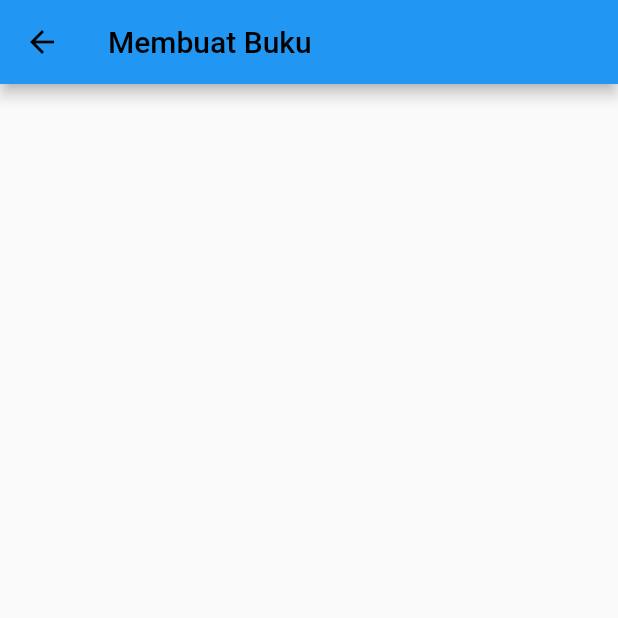
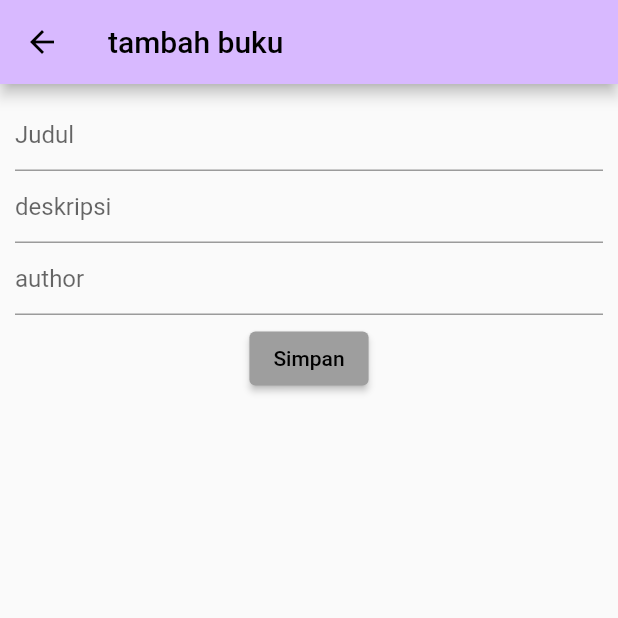
Before and after one commit to trisnabayuuu/libraryApps, a Flutter app: the ListBook screen opened directly, after a tap on the "add" icon, on a phone screen of 412 x 824 dp, the top half of it. Run offline on Flutter 3.47's test engine with Material 2 defaults, Android fonts, the phone set to English and light mode, and no system bars; our stand-ins replace google_nav_bar, line_icons; missing offline and left inert: dart:html.

Commit message:
create done

```diff
--- a/lib/create.dart
+++ b/lib/create.dart
@@ -1,4 +1,7 @@
+import 'dart:convert';
+
 import 'package:flutter/material.dart';
+import 'package:http/http.dart' as http;
 
 class createBook extends StatefulWidget {
   const createBook({Key? key}) : super(key: key);
@@ -10,19 +13,53 @@ class createBook extends StatefulWidget {
 class _createBookState extends State<createBook> {
   var judulController = TextEditingController();
   var deskripsiController = TextEditingController();
+  var authorController = TextEditingController();
 
   @override
   Widget build(BuildContext context) {
     return Scaffold(
-      appBar: AppBar(
-        title: const Text('Membuat Buku'),
-        backgroundColor: Colors.blue,
-        leading: const BackButton(
-          color: Colors.black,
-        ),
+        appBar: AppBar(title: Text("tambah buku"),
+            backgroundColor: Color(0xffd8b9ff),
+    ),
 
-
-      ),
+        body: Padding(
+          padding: const EdgeInsets.all(10.0),
+          child: Column(
+            children: [
+            TextField(
+              controller: judulController,
+              decoration: InputDecoration(hintText: "Judul"),
+          ),
+            TextField(
+              controller: deskripsiController,
+              decoration: InputDecoration(hintText: "deskripsi"),
+          ),
+              TextField(
+                controller: authorController,
+                decoration: InputDecoration(hintText: "author"),
+              ),
+            SizedBox(height: 5,),
+            ElevatedButton(
+              onPressed: () async {
+                Map<String, String> headers = {
+                  'Content-Type': 'application/json',
+                  'Accept': 'application/json'
+                };
+                var response = await http.post(
+                    Uri.parse('http://localhost:1337/api/libraries'),
+                    headers: headers,
+                    body: jsonEncode({
+                      "data": {
+                        "Judul": judulController.text,
+                        "Deskripsi": deskripsiController.text,
+                        "Author": authorController.text,
+                      }
+                    }));
+                },
+                child: Text("Simpan"))
+            ],
+          ),
+    ),
     );
   }
 }
--- a/lib/main.dart
+++ b/lib/main.dart
@@ -97,16 +97,17 @@ class _HomeState extends State<Home> {
 }
 ////////////////////////////////////////////////////////////////////////////////////////////////////
 class ListBook extends StatelessWidget {
-  const ListBook({Key? key}) : super(key: key);
+  const ListBook({ Key? key}) : super(key: key);
 
   @override
   Widget build(BuildContext context) {
+
     final bookProvider = Provider.of<BookProvider>(context, listen: true);
 
     return Scaffold(
       appBar: AppBar(
         title: const Text('List Buku'),
-        backgroundColor: Colors.blue,
+          backgroundColor: Color(0xffd8b9ff),
       ),
 
       body: Consumer<BookProvider>(
@@ -130,6 +131,7 @@ class ListBook extends StatelessWidget {
                 Navigator.push(
                   context,
                   MaterialPageRoute(builder: (context) => BooksDetail(
+                    // bookId: book.id,
                   )),
                 );
               },
@@ -144,7 +146,7 @@ class ListBook extends StatelessWidget {
             MaterialPageRoute(builder: (context) => const createBook()),
           );
         },
-        tooltip: 'Increment',
+        tooltip: 'tambah baru',
         child: const Icon(Icons.add),
       ),
     );
@@ -209,15 +211,17 @@ class BookProvider extends ChangeNotifier {
 }
 
 class Book {
+  // final String id;
   final String judul;
   final String author;
   // final String id;
   // Add more properties if necessary.
 
-  Book({required this.judul, required this.author });
-
+  // Book({required this.id, required this.judul, required this.author });
+  Book({ required this.judul, required this.author });
   factory Book.fromJson(Map<String, dynamic> json) {
     return Book(
+      // id: json["id"],
       judul: json["Judul"],
       author: json["Author"]
     );
```
Also changed, not shown: lib/books.dart (+35 -4 lines).
